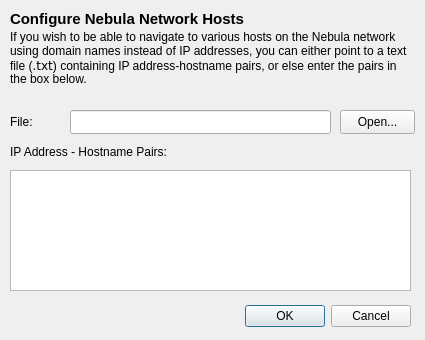
Above: src/ui/pulsar_hosts.ui from JS-Produksiyon/pulsar before the change. Below: the same form after it.
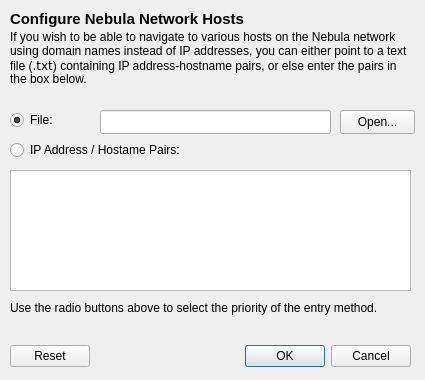
That is the form after the change. Icons and pictures are not drawn.

Commit message: select hosts dialog box is done

```diff
--- a/src/ui/pulsar_hosts.ui
+++ b/src/ui/pulsar_hosts.ui
@@ -7,7 +7,7 @@
     <x>0</x>
     <y>0</y>
     <width>425</width>
-    <height>340</height>
+    <height>380</height>
    </rect>
   </property>
   <property name="windowTitle">
@@ -20,9 +20,9 @@
   <widget class="QDialogButtonBox" name="buttonBox">
    <property name="geometry">
     <rect>
-     <x>110</x>
-     <y>300</y>
-     <width>301</width>
+     <x>10</x>
+     <y>340</y>
+     <width>401</width>
      <height>32</height>
     </rect>
    </property>
@@ -30,7 +30,7 @@
     <enum>Qt::Horizontal</enum>
    </property>
    <property name="standardButtons">
-    <set>QDialogButtonBox::Cancel|QDialogButtonBox::Ok</set>
+    <set>QDialogButtonBox::Cancel|QDialogButtonBox::Ok|QDialogButtonBox::Reset</set>
    </property>
   </widget>
   <widget class="QLabel" name="label">
@@ -74,25 +74,12 @@
     <bool>true</bool>
    </property>
   </widget>
-  <widget class="QLabel" name="label_3">
-   <property name="geometry">
-    <rect>
-     <x>10</x>
-     <y>110</y>
-     <width>49</width>
-     <height>24</height>
-    </rect>
-   </property>
-   <property name="text">
-    <string>File:</string>
-   </property>
-  </widget>
   <widget class="QLineEdit" name="hostFilePath">
    <property name="geometry">
     <rect>
-     <x>70</x>
+     <x>100</x>
      <y>110</y>
-     <width>261</width>
+     <width>231</width>
      <height>24</height>
     </rect>
    </property>
@@ -110,19 +97,6 @@
     <string>Open...</string>
    </property>
   </widget>
-  <widget class="QLabel" name="label_4">
-   <property name="geometry">
-    <rect>
-     <x>10</x>
-     <y>140</y>
-     <width>401</width>
-     <height>24</height>
-    </rect>
-   </property>
-   <property name="text">
-    <string>IP Address - Hostname Pairs:</string>
-   </property>
-  </widget>
   <widget class="QPlainTextEdit" name="txtHostPairs">
    <property name="geometry">
     <rect>
@@ -133,6 +107,51 @@
     </rect>
    </property>
   </widget>
+  <widget class="QRadioButton" name="radioUseFile">
+   <property name="geometry">
+    <rect>
+     <x>10</x>
+     <y>110</y>
+     <width>89</width>
+     <height>20</height>
+    </rect>
+   </property>
+   <property name="locale">
+    <locale language="Duala" country="Cameroon"/>
+   </property>
+   <property name="text">
+    <string>File:</string>
+   </property>
+   <property name="checked">
+    <bool>true</bool>
+   </property>
+  </widget>
+  <widget class="QRadioButton" name="radioUseTextBox">
+   <property name="geometry">
+    <rect>
+     <x>10</x>
+     <y>140</y>
+     <width>171</width>
+     <height>20</height>
+    </rect>
+   </property>
+   <property name="text">
+    <string>IP Address / Hostame Pairs:</string>
+   </property>
+  </widget>
+  <widget class="QLabel" name="label_3">
+   <property name="geometry">
+    <rect>
+     <x>10</x>
+     <y>300</y>
+     <width>401</width>
+     <height>16</height>
+    </rect>
+   </property>
+   <property name="text">
+    <string>Use the radio buttons above to select the priority of the entry method.</string>
+   </property>
+  </widget>
  </widget>
  <resources>
   <include location="pulsar.qrc"/>
```
Left out of the diff: 2 changed lines with no effect on the pictures. The commit also changes 5 other files.
